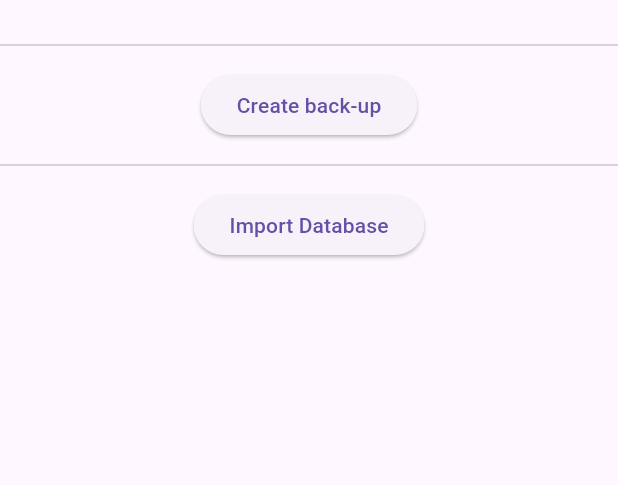
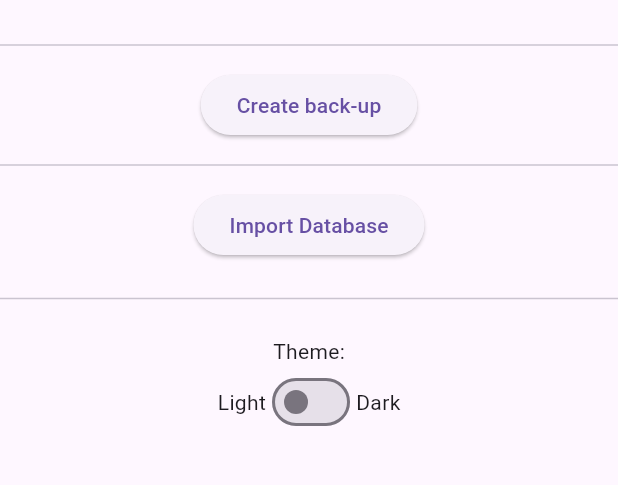
Before and after one commit to Deruijter/life_tracker, a Flutter app: the ExtraOptionsScreen screen opened by its route, on a phone screen of 412 x 824 dp, the part 63-548 px from its top. Run offline on Flutter 3.47's test engine with Material 3 defaults, Android fonts, the phone set to English and light mode, and no system bars; our stand-ins replace file_picker, fl_chart, location, sqflite, sqflite_common_ffi; missing offline and left inert: window_manager; accounts and stored records are empty.

Commit message:
Added a dark mode and the possibility to switch on the Extra Options screen.

```diff
--- /dev/null
+++ b/lib/providers/theme_provider.dart
@@ -0,0 +1,26 @@
+import 'package:flutter/material.dart';
+
+class ThemeProvider with ChangeNotifier {
+  ThemeData _themeData;
+
+  ThemeProvider(this._themeData);
+
+  ThemeData get themeData => _themeData;
+
+  void setTheme(ThemeData themeData) {
+    _themeData = themeData;
+    notifyListeners();
+  }
+}
+
+final ThemeData lightTheme = ThemeData(
+  brightness: Brightness.light,
+  primarySwatch: Colors.blue,
+  // Define other colors and properties as needed
+);
+
+final ThemeData darkTheme = ThemeData(
+  brightness: Brightness.dark,
+  primarySwatch: Colors.blue,
+  // Define other colors and properties as needed
+);
--- a/lib/screens/extra_options_screen.dart
+++ b/lib/screens/extra_options_screen.dart
@@ -1,9 +1,10 @@
 import 'package:flutter/material.dart';
 import 'package:file_picker/file_picker.dart';
 import '../repositories/tracker_repository.dart';
-import '../entities/tracker.dart';
 import '../helpers/ui_helper.dart';
 import '../widgets/app_drawer.dart';
+import 'package:provider/provider.dart';
+import '../providers/theme_provider.dart';
 
 class ExtraOptionsScreen extends StatefulWidget {
   @override
@@ -62,7 +63,7 @@ class _ExtraOptionsScreenState extends State<ExtraOptionsScreen> {
 
   @override
   Widget build(BuildContext context) {
-    List<TrackerType> trackerTypes = TrackerType.values;
+    ThemeProvider themeProvider = Provider.of<ThemeProvider>(context);
 
     return Scaffold(
       appBar: AppBar(
@@ -111,6 +112,25 @@ class _ExtraOptionsScreenState extends State<ExtraOptionsScreen> {
             onPressed: () => _importDatabaseFromJSON(context),
             child: const Text('Import Database'),
           ),
+          const Divider(height: 50),
+          Text("Theme:", ),
+          Row(
+            mainAxisAlignment: MainAxisAlignment.center,
+            children: [
+              Text('Light'),
+              Switch(
+                value: themeProvider.themeData.brightness == Brightness.dark,
+                onChanged: (value) {
+                  if (value) {
+                    themeProvider.setTheme(darkTheme);
+                  } else {
+                    themeProvider.setTheme(lightTheme);
+                  }
+                },
+              ),
+              Text('Dark'),
+            ],
+          ),
         ],
       ),
     );
```
Also changed, not shown: lib/main.dart (+13 -9 lines).
